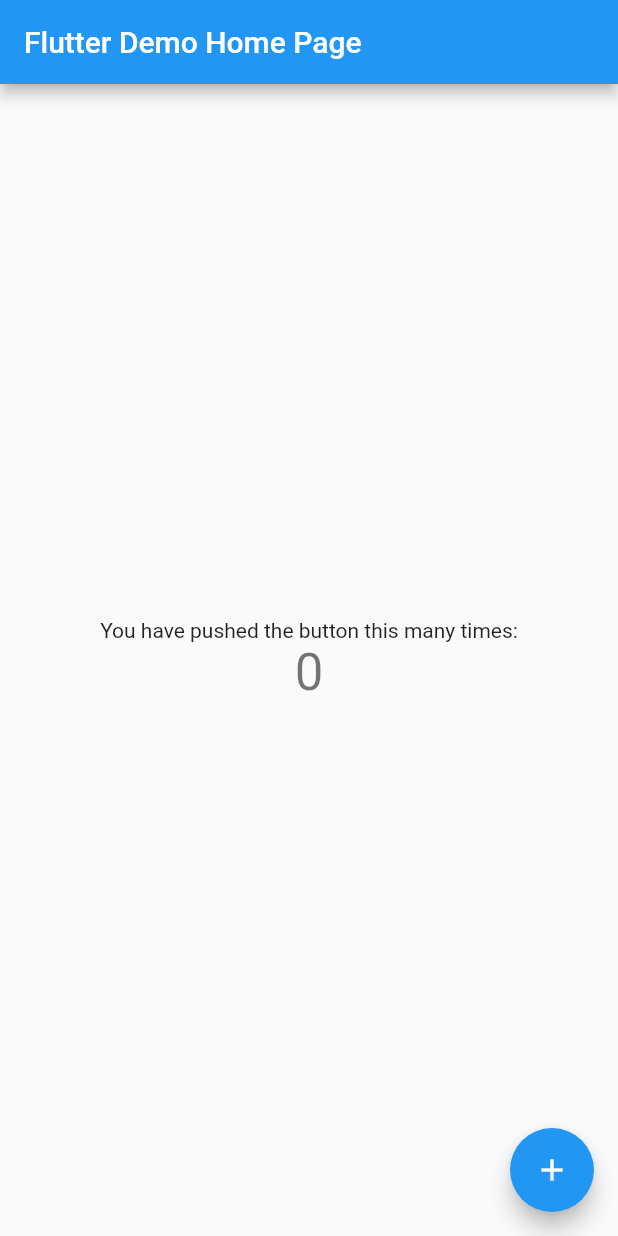
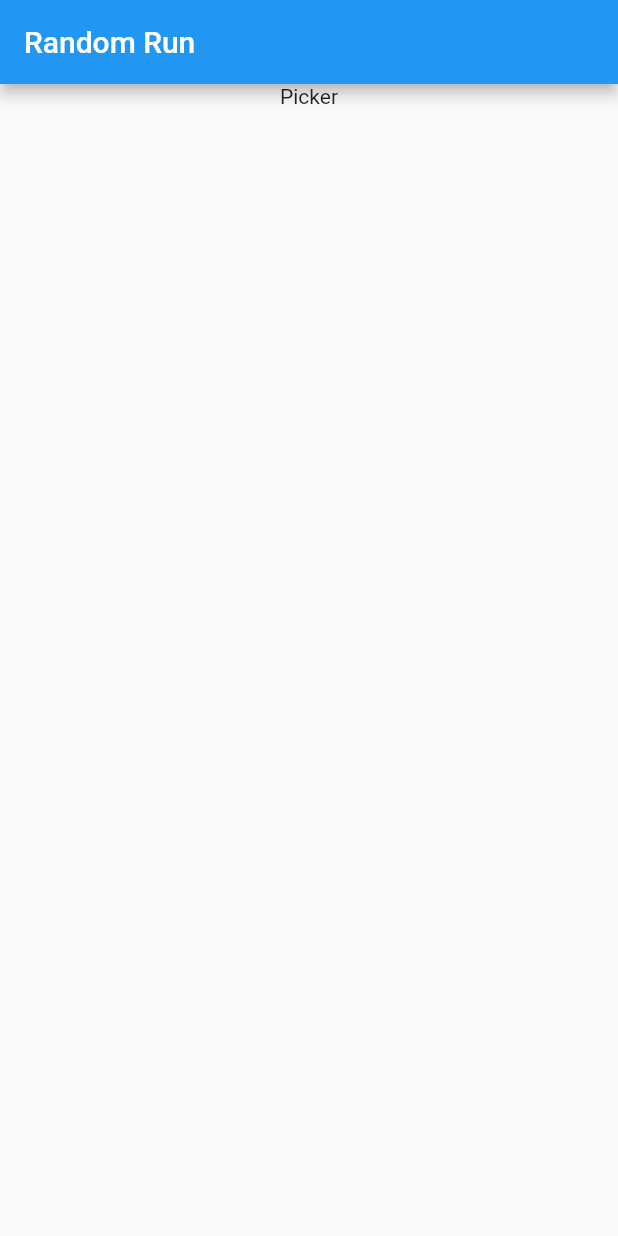
Before and after one commit to mojotech/random-run-flutter, a Flutter app: the screen it shows after launch, on a phone screen of 412 x 824 dp. Run offline on Flutter 3.47's test engine with Material 2 defaults, Android fonts, the phone set to English and light mode, and no system bars.

Commit message:
cleans up main.dart, adds placeholder for picker

```diff
--- a/lib/main.dart
+++ b/lib/main.dart
@@ -1,111 +1,33 @@
 import 'package:flutter/material.dart';
+import 'widgets/Picker.dart';
 
-void main() => runApp(MyApp());
+void main() => runApp(MainApp());
 
-class MyApp extends StatelessWidget {
-  // This widget is the root of your application.
+class MainApp extends StatelessWidget {
   @override
   Widget build(BuildContext context) {
-    return MaterialApp(
-      title: 'Flutter Demo',
-      theme: ThemeData(
-        // This is the theme of your application.
-        //
-        // Try running your application with "flutter run". You'll see the
-        // application has a blue toolbar. Then, without quitting the app, try
-        // changing the primarySwatch below to Colors.green and then invoke
-        // "hot reload" (press "r" in the console where you ran "flutter run",
-        // or simply save your changes to "hot reload" in a Flutter IDE).
-        // Notice that the counter didn't reset back to zero; the application
-        // is not restarted.
+    return new MaterialApp(
+      title: 'Random Run',
+      theme: new ThemeData(
         primarySwatch: Colors.blue,
       ),
-      home: MyHomePage(title: 'Flutter Demo Home Page'),
+      home: new HomePage(),
     );
   }
 }
 
-class MyHomePage extends StatefulWidget {
-  MyHomePage({Key key, this.title}) : super(key: key);
-
-  // This widget is the home page of your application. It is stateful, meaning
-  // that it has a State object (defined below) that contains fields that affect
-  // how it looks.
-
-  // This class is the configuration for the state. It holds the values (in this
-  // case the title) provided by the parent (in this case the App widget) and
-  // used by the build method of the State. Fields in a Widget subclass are
-  // always marked "final".
-
-  final String title;
-
-  @override
-  _MyHomePageState createState() => _MyHomePageState();
-}
-
-class _MyHomePageState extends State<MyHomePage> {
-  int _counter = 0;
-
-  void _incrementCounter() {
-    setState(() {
-      // This call to setState tells the Flutter framework that something has
-      // changed in this State, which causes it to rerun the build method below
-      // so that the display can reflect the updated values. If we changed
-      // _counter without calling setState(), then the build method would not be
-      // called again, and so nothing would appear to happen.
-      _counter++;
-    });
-  }
-
+class HomePage extends StatelessWidget {
   @override
   Widget build(BuildContext context) {
-    // This method is rerun every time setState is called, for instance as done
-    // by the _incrementCounter method above.
-    //
-    // The Flutter framework has been optimized to make rerunning build methods
-    // fast, so that you can just rebuild anything that needs updating rather
-    // than having to individually change instances of widgets.
-    return Scaffold(
+    return new Scaffold(
       appBar: AppBar(
-        // Here we take the value from the MyHomePage object that was created by
-        // the App.build method, and use it to set our appbar title.
-        title: Text(widget.title),
+        title: Text('Random Run'),
       ),
-      body: Center(
-        // Center is a layout widget. It takes a single child and positions it
-        // in the middle of the parent.
-        child: Column(
-          // Column is also a layout widget. It takes a list of children and
-          // arranges them vertically. By default, it sizes itself to fit its
-          // children horizontally, and tries to be as tall as its parent.
-          //
-          // Invoke "debug painting" (press "p" in the console, choose the
-          // "Toggle Debug Paint" action from the Flutter Inspector in Android
-          // Studio, or the "Toggle Debug Paint" command in Visual Studio Code)
-          // to see the wireframe for each widget.
-          //
-          // Column has various properties to control how it sizes itself and
-          // how it positions its children. Here we use mainAxisAlignment to
-          // center the children vertically; the main axis here is the vertical
-          // axis because Columns are vertical (the cross axis would be
-          // horizontal).
-          mainAxisAlignment: MainAxisAlignment.center,
-          children: <Widget>[
-            Text(
-              'You have pushed the button this many times:',
-            ),
-            Text(
-              '$_counter',
-              style: Theme.of(context).textTheme.display1,
-            ),
-          ],
-        ),
+      body: new Column(
+        children: [
+          new Picker(),
+        ],
       ),
-      floatingActionButton: FloatingActionButton(
-        onPressed: _incrementCounter,
-        tooltip: 'Increment',
-        child: Icon(Icons.add),
-      ), // This trailing comma makes auto-formatting nicer for build methods.
     );
   }
 }
--- /dev/null
+++ b/lib/widgets/Picker.dart
@@ -0,0 +1,22 @@
+import 'package:flutter/material.dart';
+
+class Picker extends StatefulWidget {
+  @override
+  _PickerState createState() => new _PickerState();
+}
+
+class _PickerState extends State<Picker> {
+  @override
+  Widget build(BuildContext context) {
+    return new Center(
+      child: new Container(
+        child: Column(
+          mainAxisAlignment: MainAxisAlignment.center,
+          children: [
+            new Text("Picker"), //TODO: add number picker here
+          ],
+        ),
+      ),
+    );
+  }
+}
```
